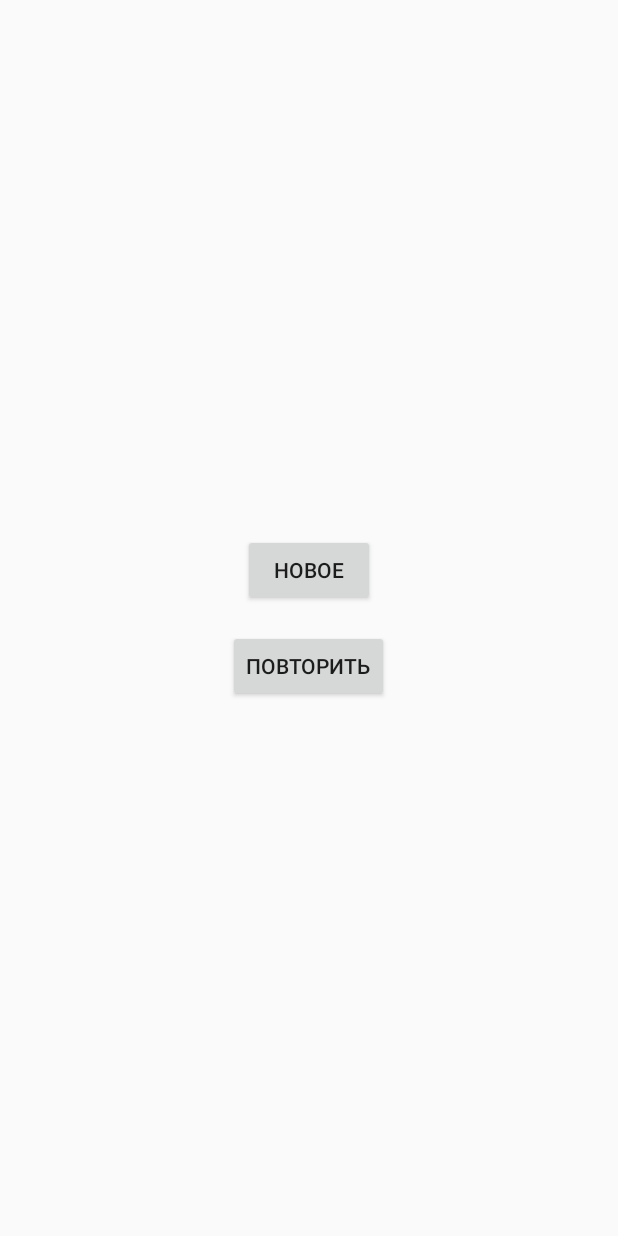
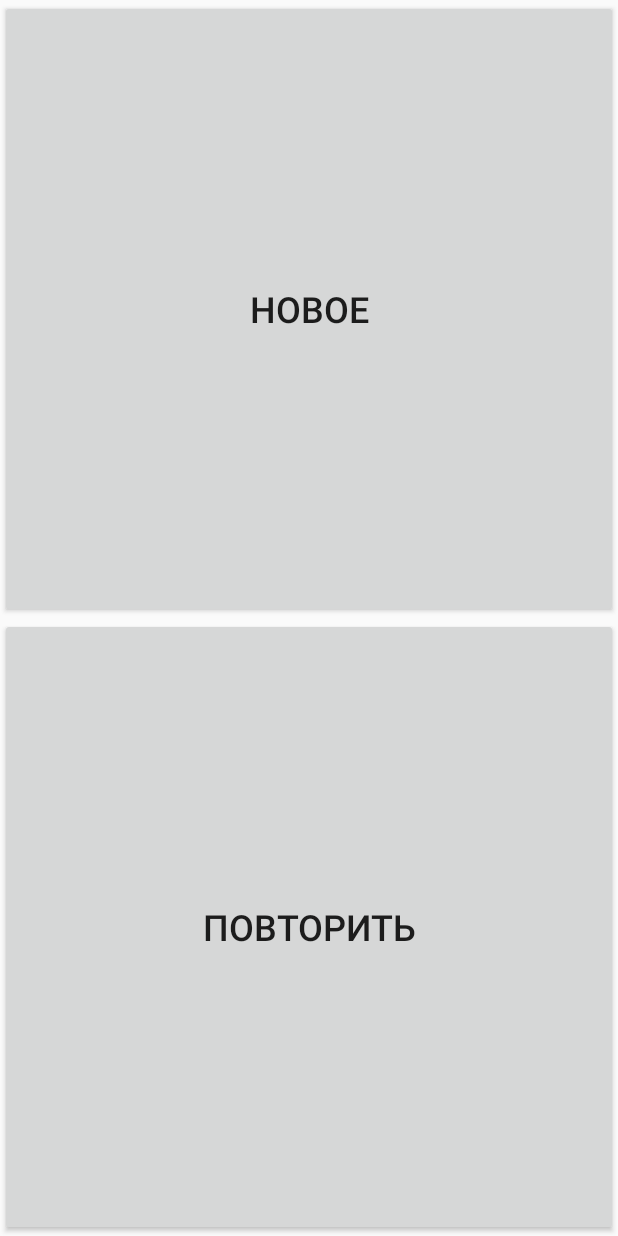
Before and after one commit to dvoropaev/selfinspector, an Android app: the screen it shows after launch (MainActivity), on a phone screen of 412 x 824 dp. Run offline under Robolectric (Android 15) with nearby library versions, the phone set to English and light mode, and no system bars.

Commit message:
Make buttons split screen

```diff
--- a/app/src/main/res/layout/activity_main.xml
+++ b/app/src/main/res/layout/activity_main.xml
@@ -2,21 +2,22 @@
 <LinearLayout xmlns:android="http://schemas.android.com/apk/res/android"
     android:layout_width="match_parent"
     android:layout_height="match_parent"
-    android:gravity="center"
-    android:orientation="vertical"
-    android:padding="16dp">
+    android:orientation="vertical">
 
     <Button
         android:id="@+id/newButton"
-        android:layout_width="wrap_content"
-        android:layout_height="wrap_content"
+        android:layout_width="match_parent"
+        android:layout_height="0dp"
+        android:layout_weight="1"
+        android:textSize="24sp"
         android:text="@string/new_button" />
 
     <Button
         android:id="@+id/repeatButton"
-        android:layout_width="wrap_content"
-        android:layout_height="wrap_content"
-        android:layout_marginTop="16dp"
+        android:layout_width="match_parent"
+        android:layout_height="0dp"
+        android:layout_weight="1"
+        android:textSize="24sp"
         android:text="@string/repeat_button" />
 
 </LinearLayout>
```
